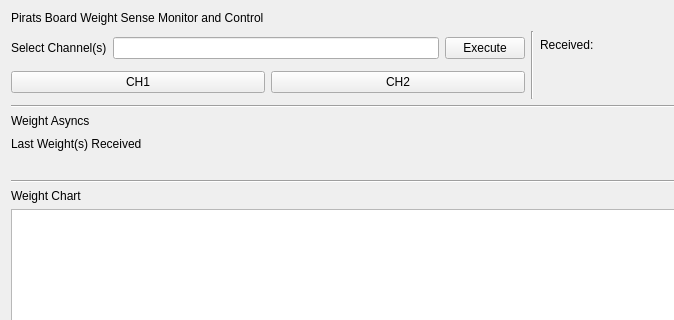
First picture: the form in gui/piratscs_gui/ui/modules/modpiratsweight/modpiratsweight_big.ui, repository Nasker/PiratsZMQCS, before the edit; both pictures show x 0 to 674 and y 0 to 320 of the 1064 by 730 pixel window.
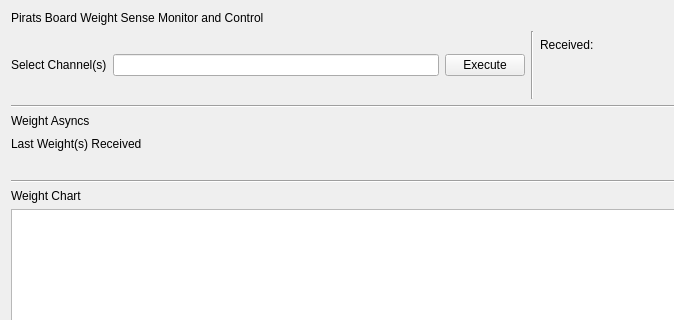
Second picture: the form after the edit. Custom widgets are drawn as their Qt base class.

```diff
--- a/gui/piratscs_gui/ui/modules/modpiratsweight/modpiratsweight_big.ui
+++ b/gui/piratscs_gui/ui/modules/modpiratsweight/modpiratsweight_big.ui
@@ -53,31 +53,7 @@
           </layout>
          </item>
          <item>
-          <layout class="QGridLayout" name="gridLayout">
-           <item row="0" column="0">
-            <widget class="QPushButton" name="select_btn_ch1">
-             <property name="text">
-              <string>CH1</string>
-             </property>
-             <property name="checkable">
-              <bool>true</bool>
-             </property>
-             <property name="autoDefault">
-              <bool>false</bool>
-             </property>
-            </widget>
-           </item>
-           <item row="0" column="1">
-            <widget class="QPushButton" name="select_btn_ch2">
-             <property name="text">
-              <string>CH2</string>
-             </property>
-             <property name="checkable">
-              <bool>true</bool>
-             </property>
-            </widget>
-           </item>
-          </layout>
+          <layout class="QGridLayout" name="gridLayout"/>
          </item>
         </layout>
        </item>
```
